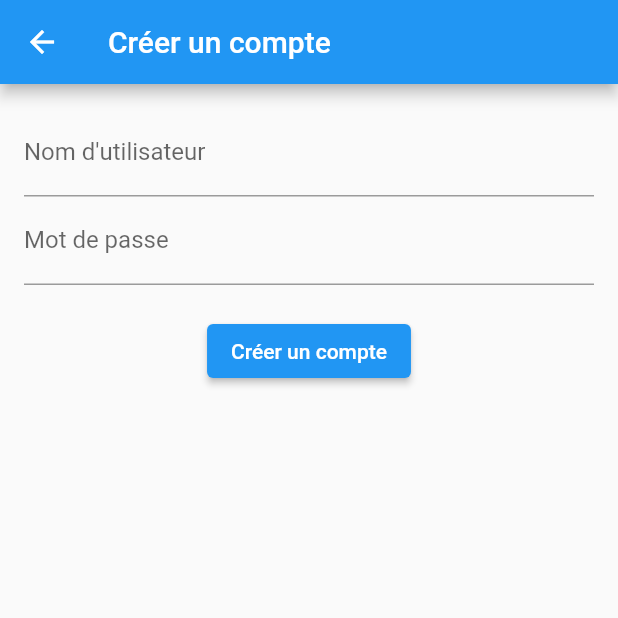
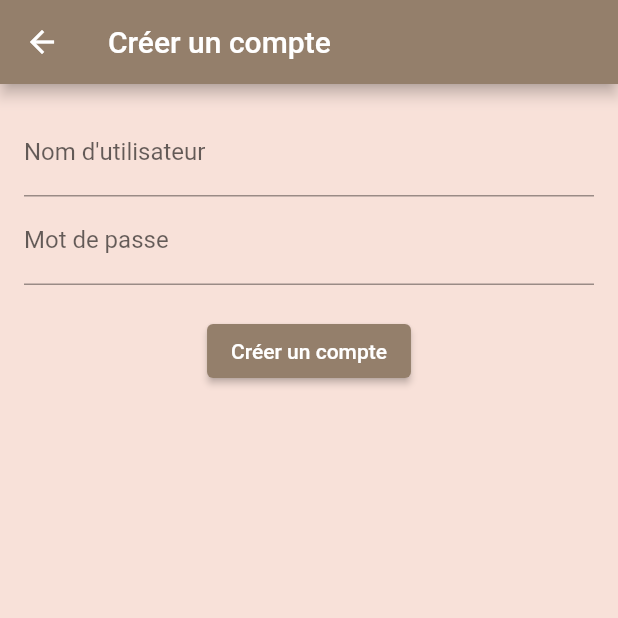
Before and after one commit to Karine-Benhaimi/flutter_project, a Flutter app: the RegisterPage screen opened directly, on a phone screen of 412 x 824 dp, the top half of it. Run offline on Flutter 3.47's test engine with Material 2 defaults, Android fonts, the phone set to English and light mode, and no system bars; our stand-ins replace flutter_rating_bar, font_awesome_flutter.

Commit message:
register page

```diff
--- a/flutter_app/lib/products/products_home_screen.dart
+++ b/flutter_app/lib/products/products_home_screen.dart
@@ -343,7 +343,6 @@ class _ProductsHomeScreenState extends State<ProductsHomeScreen>
     );
   }
 
-
   Widget getAppBarUI() {
     return Container(
       decoration: BoxDecoration(
@@ -362,10 +361,8 @@ class _ProductsHomeScreenState extends State<ProductsHomeScreen>
           children: <Widget>[
             Expanded(
               child: Center(
-
               ),
             ),
-
           ],
         ),
       ),
--- a/flutter_app/lib/register_page.dart
+++ b/flutter_app/lib/register_page.dart
@@ -1,6 +1,7 @@
 import 'package:flutter/material.dart';
 import 'package:flutter_app/client_home_page.dart';
 import 'package:flutter_app/admin_home_page.dart';
+import 'package:flutter_app/main.dart';
 
 class RegisterPage extends StatefulWidget {
   @override
@@ -15,7 +16,10 @@ class _RegisterPageState extends State<RegisterPage> {
   @override
   Widget build(BuildContext context) {
     return Scaffold(
-      appBar: AppBar(title: Text('Créer un compte')),
+      backgroundColor: Color(0xFFF8E1D9),
+      appBar: AppBar(title: Text('Créer un compte'),
+        backgroundColor: Color(0xFF947F6B),
+      ),
       body: Padding(
         padding: const EdgeInsets.all(16.0),
         child: Form(
@@ -69,8 +73,11 @@ class _RegisterPageState extends State<RegisterPage> {
                     }
                   }
                 },
-                child: Text('Créer un compte'),
-              ),
+                  style: ElevatedButton.styleFrom(
+                    primary: HexColor('#947f6b'),
+                  ),
+                  child: Text('Créer un compte', style: TextStyle(color: Colors.white)),
+                ),
             ],
           ),
         ),
```
